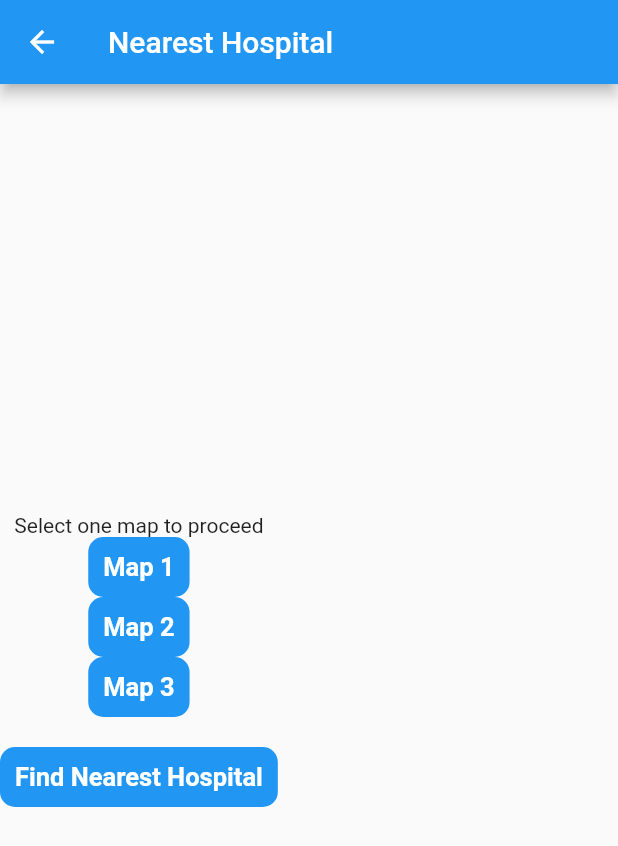
After one commit to hareshnayak/FloydWarshallApp, a Flutter app: the SelectMaps screen opened directly, on a phone screen of 412 x 824 dp. The commit adds this screen. Shown: the top 846 px of the screen. Run offline on Flutter 3.47's test engine with Material 2 defaults, Android fonts, the phone set to English and light mode, and no system bars; statements that could not run were skipped.

Commit message:
Added remaining code

```diff
--- /dev/null
+++ b/lib/selectMaps.dart
@@ -0,0 +1,33 @@
+import 'package:flutter/material.dart';
+import 'package:shortest_path/widgets.dart';
+
+
+class SelectMaps extends StatefulWidget {
+  const SelectMaps({Key? key}) : super(key: key);
+
+  @override
+  _SelectMapsState createState() => _SelectMapsState();
+}
+
+class _SelectMapsState extends State<SelectMaps> {
+  @override
+  Widget build(BuildContext context) {
+    return Scaffold(
+      appBar: AppBar(title: Text('Nearest Hospital')),
+      body: Container(
+        child: Column(
+          mainAxisAlignment: MainAxisAlignment.center,
+          crossAxisAlignment: CrossAxisAlignment.center,
+          children: <Widget>[
+            Text('Select one map to proceed'),
+            button('Map 1', context),
+            button('Map 2', context),
+            button('Map 3', context),
+            SizedBox(height: 20,),
+            button('Find Nearest Hospital', context),
+          ],
+        ),
+      ),
+    );
+  }
+}
--- /dev/null
+++ b/lib/widgets.dart
@@ -0,0 +1,24 @@
+import 'package:flutter/cupertino.dart';
+import 'package:flutter/material.dart';
+
+Widget button(String text, BuildContext context){
+  return InkWell(
+    onTap: (){
+      if(text == 'Map 1')
+      Navigator.push(context, MaterialPageRoute(builder: (context) => Map1()));
+      else if(text == 'Map 1')
+        Navigator.push(context, MaterialPageRoute(builder: (context) => Map2()));
+      else
+        Navigator.push(context, MaterialPageRoute(builder: (context) => Map2()));
+    },
+    child: Container(
+      padding: EdgeInsets.all(10),
+      decoration: BoxDecoration(
+        borderRadius: BorderRadius.all(Radius.circular(10),
+        ),
+        color: Colors.blue,
+      ),
+      child: Text('$text', style: TextStyle(fontSize: 17, fontWeight: FontWeight.bold, color: Colors.white),),
+    ),
+  );
+}
```
Also changed, not shown: lib/home.dart (added, +106 -0 lines), lib/main.dart (+1 -102 lines), lib/map1.dart (added, +15 -0 lines), lib/map2.dart (added, +15 -0 lines), lib/map3.dart (added, +15 -0 lines).
